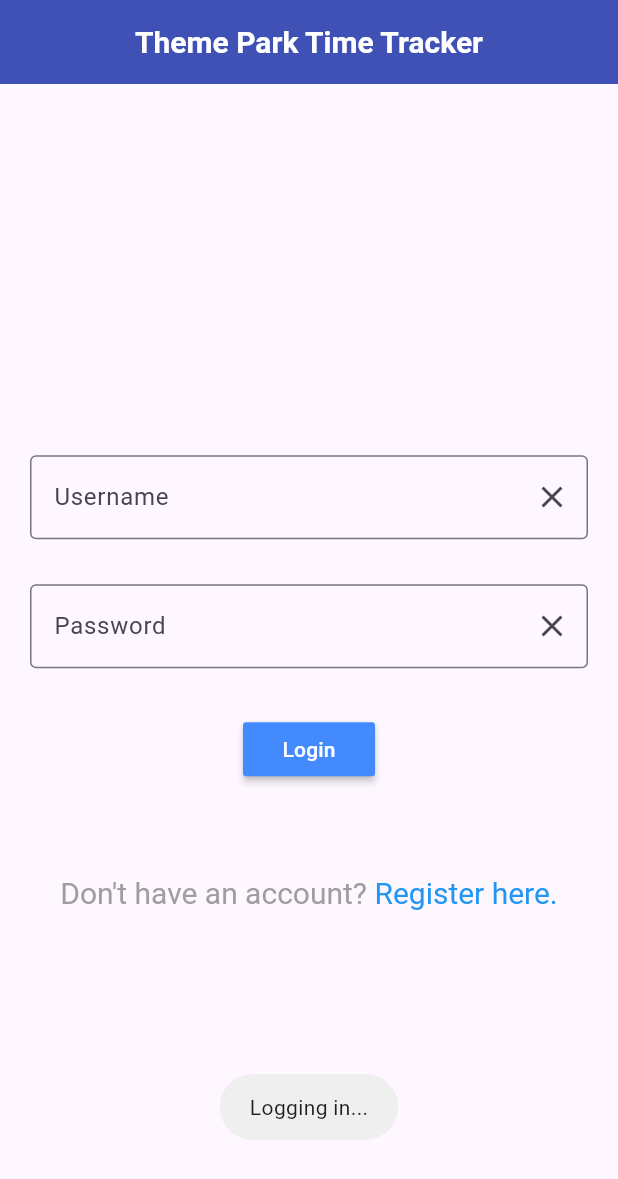
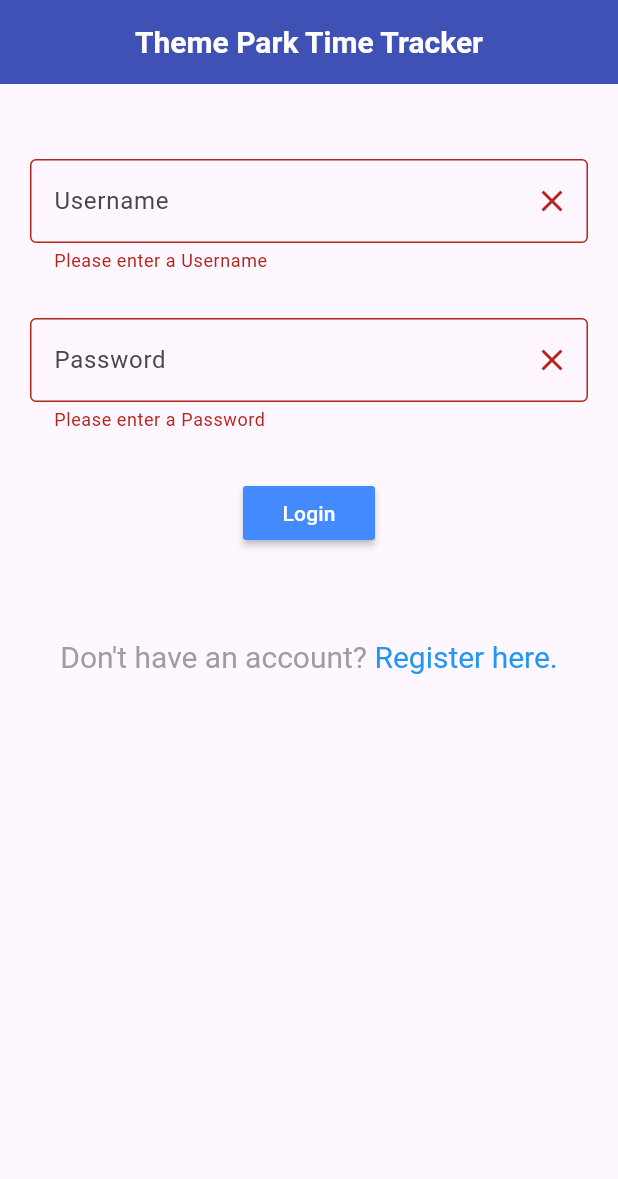
Before and after one commit to tristen-robinson-ucf/Group22LargeProjectPOOSD, a Flutter app: the screen it shows after launch, after a tap on "Login", on a phone screen of 412 x 824 dp. Shown: the top 1179 px of the screen. Run offline on Flutter 3.47's test engine with Material 3 defaults, Android fonts, the phone set to English and light mode, and no system bars; our stand-ins replace fluttertoast; missing offline and left inert: dart:ffi.

Commit message:
Empty field errors
Added errors when a form is submitted with empty field.

```diff
--- a/theme_park_tracker/lib/main.dart
+++ b/theme_park_tracker/lib/main.dart
@@ -29,6 +29,10 @@ class _LoginPage extends State<MyHomePage>{
   String user = "";
   String password = "";
 
+  bool _validateUser = false;
+  bool _validatePass = false;
+
+
   @override
   Widget build(BuildContext context) {
     const String appTitle = 'Theme Park Time Tracker';
@@ -49,7 +53,7 @@ class _LoginPage extends State<MyHomePage>{
 
           ),
           // Make buttons for inputs, aligned in the center
-          body: Padding(
+          body: SingleChildScrollView(
               padding: EdgeInsets.all(20.0),
               child: Column(
                   mainAxisAlignment: MainAxisAlignment.center,
@@ -60,12 +64,14 @@ class _LoginPage extends State<MyHomePage>{
                         decoration: InputDecoration(
                             hintText: "Username",
                             border: OutlineInputBorder(),
+                            errorText: _validateUser ? "Please enter a Username" : null,
                             suffixIcon: IconButton(
                               onPressed: (){
                                 username_controller.clear();
                               },
                               icon: const Icon(Icons.clear),
                             )
+
                         )
                     ),
                     SizedBox(height: 30),
@@ -76,6 +82,7 @@ class _LoginPage extends State<MyHomePage>{
                       decoration: InputDecoration(
                         hintText: "Password",
                         border: OutlineInputBorder(),
+                        errorText: _validatePass ? "Please enter a Password" : null,
                         suffixIcon: IconButton(
                           onPressed: (){
                             password_controller.clear();
@@ -90,11 +97,22 @@ class _LoginPage extends State<MyHomePage>{
                       onPressed: () {
                         user = username_controller.text;
                         password = password_controller.text;
-                        Fluttertoast.showToast(msg: 'Logging in...');
+
+                        // change validate vars to reflect the completeness of the fields
+                        // if any are empty turn on the error text
+                        setState(() {
+                          _validateUser = user.isEmpty;
+                          _validatePass = password.isEmpty;
+                        });
+
+                        if (!_validatePass && !_validateUser){
+                          Fluttertoast.showToast(msg: "Logging in...");
+                        }
 
                       },
                       color: Colors.blueAccent,
                       child: const Text('Login', style: TextStyle(color: Colors.white)),
+
                     ),
                     // prompt the user to register if they do not have an account, move them to the register page
                     SizedBox(height: 60),
@@ -107,7 +125,7 @@ class _LoginPage extends State<MyHomePage>{
                                 text: 'Register here.',
                                 style: linkStyle,
                                 recognizer: TapGestureRecognizer()
-                                  ..onTap = () => Navigator.push(context, MaterialPageRoute(builder: (context) => _registerPage())),
+                                  ..onTap = () => Navigator.push(context, MaterialPageRoute(builder: (context) => _registerLauncher())),
                               )
                             ]
                         )
@@ -123,8 +141,25 @@ class _LoginPage extends State<MyHomePage>{
   }
 }
 
+class _registerLauncher extends StatelessWidget{
+  const _registerLauncher ({super.key});
+
+  @override
+  Widget build(BuildContext context) {
+    return MaterialApp(
+      home: MyRegPage(),
+    );
+  }
+}
+
+class MyRegPage extends StatefulWidget {
+
+  @override
+  _registerPage createState() => _registerPage();
+}
+
 // page to handle registration
-class _registerPage extends StatelessWidget{
+class _registerPage extends State<MyRegPage>{
   final firstName_controller = TextEditingController();
   final lastName_controller = TextEditingController();
   final username_controller = TextEditingController();
@@ -138,6 +173,13 @@ class _registerPage extends StatelessWidget{
   String lastName = "";
   String phone = "";
   String email = "";
+
+  bool _validateFirst = false;
+  bool _validateLast = false;
+  bool _validateEmail = false;
+  bool _validatePhone = false;
+  bool _validateUser = false;
+  bool _validatePass = false;
 
 
   @override
@@ -170,6 +212,7 @@ class _registerPage extends StatelessWidget{
                         controller: firstName_controller,
                         decoration: InputDecoration(
                             hintText: "First Name",
+                            errorText: _validateFirst ? "Please enter a First Name" : null,
                             border: OutlineInputBorder(),
                             suffixIcon: IconButton(
                               onPressed: (){
@@ -185,6 +228,7 @@ class _registerPage extends StatelessWidget{
                         decoration: InputDecoration(
                             hintText: "Last Name",
                             border: OutlineInputBorder(),
+                            errorText: _validateLast ? "Please enter a Last Name" : null,
                             suffixIcon: IconButton(
                               onPressed: (){
                                 lastName_controller.clear();
@@ -199,6 +243,7 @@ class _registerPage extends StatelessWidget{
                       decoration: InputDecoration(
                         hintText: "Phone Number",
                         border: OutlineInputBorder(),
+                        errorText: _validatePhone ? "Please enter a Phone Number" : null,
                         suffixIcon: IconButton(
                           onPressed: (){
                             phone_controller.clear();
@@ -213,6 +258,7 @@ class _registerPage extends StatelessWidget{
                       decoration: InputDecoration(
                         hintText: "Email",
                         border: OutlineInputBorder(),
+                        errorText: _validateEmail ? "Please enter an Email" : null,
                         suffixIcon: IconButton(
                           onPressed: (){
                             email_controller.clear();
@@ -227,6 +273,8 @@ class _registerPage extends StatelessWidget{
                         decoration: InputDecoration(
                             hintText: "Username",
                             border: OutlineInputBorder(),
+                            errorText: _validateUser ? "Please enter a Username" : null,
+
                             suffixIcon: IconButton(
                               onPressed: (){
                                 username_controller.clear();
@@ -253,6 +301,7 @@ class _registerPage extends StatelessWidget{
                       decoration: InputDecoration(
                         hintText: "Password",
                         border: OutlineInputBorder(),
+                        errorText: _validatePass ? "Please enter a Password" : null,
                         suffixIcon: IconButton(
                           onPressed: (){
                             password_controller.clear();
@@ -271,7 +320,22 @@ class _registerPage extends StatelessWidget{
                         email = email_controller.text;
                         phone = phone_controller.text;
 
-                        Fluttertoast.showToast(msg: 'Registering...');
+                        // update validate vars to reflect copleteness of the fields,
+                        // turn on error text if any are empty, if not go through with registration
+                        setState(() {
+                          _validateUser = user.isEmpty;
+                          _validatePass = password.isEmpty;
+                          _validateEmail = email.isEmpty;
+                          _validatePhone = phone.isEmpty;
+                          _validateFirst = firstName.isEmpty;
+                          _validateLast = lastName.isEmpty;
+                        });
+
+
+                        if (!_validateLast && !_validateFirst && !_validatePhone && !_validateEmail && !_validateUser && !_validatePass){
+                          Fluttertoast.showToast(msg: 'Registering...');
+                        }
+
 
                       },
                       color: Colors.blueAccent,
@@ -284,7 +348,6 @@ class _registerPage extends StatelessWidget{
     );
   }
 }
-
 
 // class HomePageState extends State<HomePage>{
 //   @override
```
